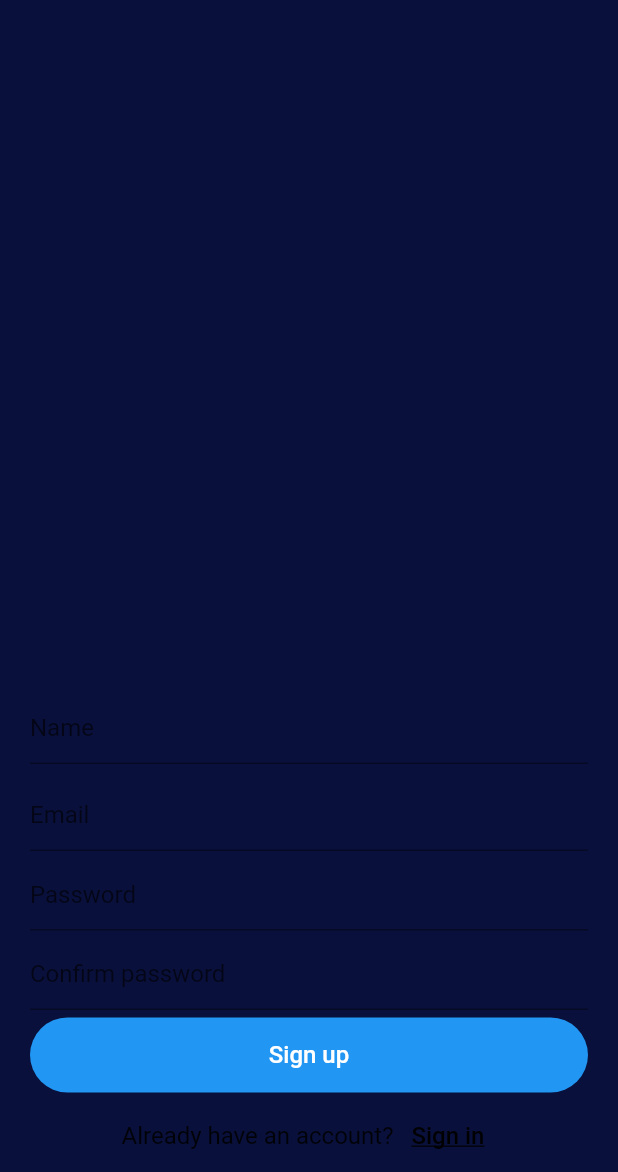
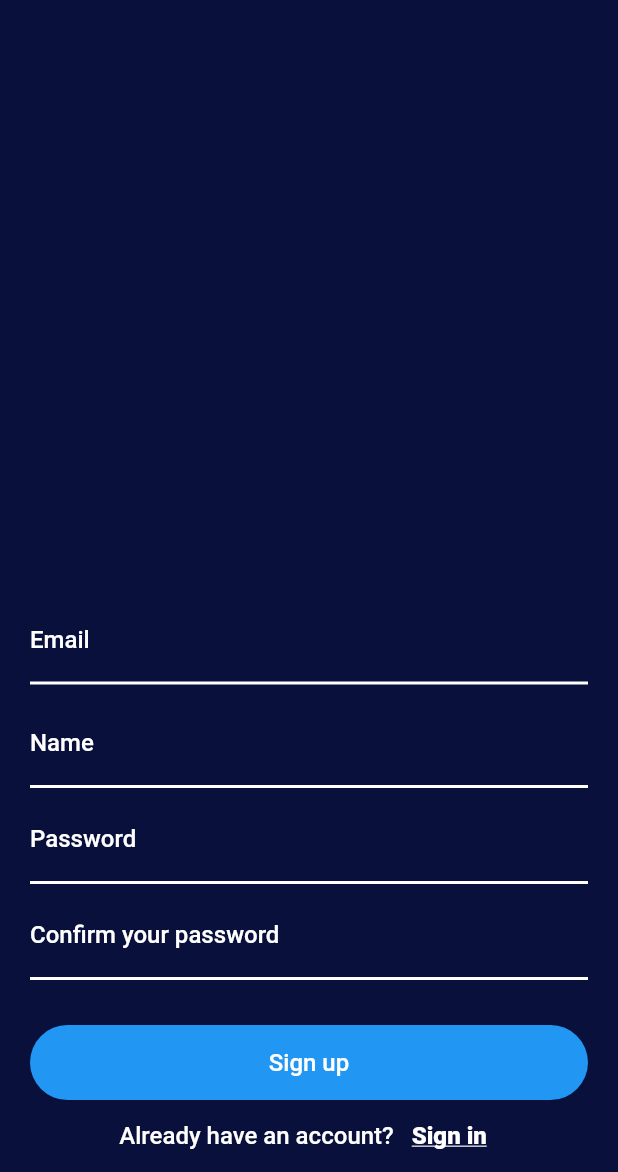
Before and after one commit to Phuc-HuynhTrong/quiz_maker, a Flutter app: the screen it shows after launch, after a tap on "Sign in", after a tap on "Sign up", on a phone screen of 412 x 824 dp, the part 64-1236 px from its top. Run offline on Flutter 3.47's test engine with Material 2 defaults, Android fonts, the phone set to English and light mode, and no system bars; our stand-ins replace cloud_firestore, firebase_auth, firebase_core, firebase_storage, get, image_picker; accounts and stored records are empty.

Commit message:
fix ui  and refactor code of sign up screen

```diff
--- a/lib/screens/athentication/signin.dart
+++ b/lib/screens/athentication/signin.dart
@@ -2,6 +2,7 @@ import 'package:flutter/material.dart';
 import 'package:quiz_maker/screens/home/home.dart';
 import 'package:quiz_maker/screens/athentication/signup.dart';
 import 'package:quiz_maker/services/auth.dart';
+import 'package:quiz_maker/widgets/InputDercoration.dart';
 import 'package:quiz_maker/widgets/appbar.dart';
 import 'package:firebase_core/firebase_core.dart';
 import 'package:quiz_maker/widgets/auth_error.dart';
@@ -73,30 +74,7 @@ class _SignInScreenState extends State<SignInScreen> {
                       validator: (val) {
                         return val!.isEmpty ? 'Enter your email' : null;
                       },
-                      decoration: InputDecoration(
-                        labelText: 'Email',
-                        labelStyle: TextStyle(color: Colors.white),
-                        hintStyle: TextStyle(
-                          color: Color(0xff94fc03),
-                        ),
-                        border: OutlineInputBorder(
-                            borderSide:
-                                BorderSide(color: Colors.red, width: 2)),
-                        enabledBorder: OutlineInputBorder(
-                            borderSide:
-                                BorderSide(color: Colors.white, width: 2)),
-                        focusedBorder: OutlineInputBorder(
-                            borderSide:
-                                BorderSide(color: Color(0xff94fc03), width: 2)),
-                        errorBorder: OutlineInputBorder(
-                            borderSide:
-                                BorderSide(color: Colors.red, width: 2)),
-                        errorStyle: Theme.of(context)
-                            .textTheme
-                            .subtitle1!
-                            .copyWith(
-                            color: Colors.red, fontWeight: FontWeight.w500),
-                      ),
+                      decoration: inputDecoration('Email', context),
                       onChanged: (val) {
                         email = val;
                       },
@@ -109,27 +87,7 @@ class _SignInScreenState extends State<SignInScreen> {
                         validator: (val) {
                           return val!.isEmpty ? 'Enter your password' : null;
                         },
-                        decoration: InputDecoration(
-                          labelText: 'Password',
-                          labelStyle: TextStyle(color: Colors.white),
-                          border: OutlineInputBorder(
-                              borderSide:
-                                  BorderSide(color: Colors.red, width: 2)),
-                          enabledBorder: OutlineInputBorder(
-                              borderSide:
-                                  BorderSide(color: Colors.white, width: 2)),
-                          focusedBorder: OutlineInputBorder(
-                              borderSide: BorderSide(
-                                  color: Color(0xff94fc03), width: 2)),
-                          errorBorder: OutlineInputBorder(
-                              borderSide:
-                                  BorderSide(color: Colors.red, width: 2)),
-                          errorStyle: Theme.of(context)
-                              .textTheme
-                              .subtitle1!
-                              .copyWith(
-                              color: Colors.red, fontWeight: FontWeight.w500),
-                        ),
+                        decoration: inputDecoration('Password', context),
                         onChanged: (val) {
                           password = val;
                         },
@@ -151,7 +109,7 @@ class _SignInScreenState extends State<SignInScreen> {
                           'Sign in',
                           style: TextStyle(
                               color: Colors.white,
-                              fontSize: 16,
+                              fontSize: 18,
                               fontWeight: FontWeight.w500),
                         ),
                         onPressed: () async {
--- a/lib/screens/athentication/signup.dart
+++ b/lib/screens/athentication/signup.dart
@@ -2,6 +2,7 @@ import 'package:flutter/material.dart';
 import 'package:quiz_maker/screens/home/home.dart';
 import 'package:quiz_maker/screens/athentication/signin.dart';
 import 'package:quiz_maker/services/auth.dart';
+import 'package:quiz_maker/widgets/InputDercoration.dart';
 import 'package:quiz_maker/widgets/appbar.dart';
 import 'package:quiz_maker/widgets/auth_error.dart';
 
@@ -30,66 +31,37 @@ class _SignUpScreenState extends State<SignUpScreen> {
         key: _formKey,
         child: Container(
           padding: EdgeInsets.symmetric(horizontal: 20),
-          child: Column(
+          child: ListView(
+            reverse: true,
             children: [
-              Spacer(),
-              TextFormField(
-                validator: (val) {
-                  return val!.isEmpty ? 'Enter your name' : null;
+              Row(
+                mainAxisAlignment: MainAxisAlignment.center,
+                children: [
+                  Text(
+                    "Already have an account? ",
+                    style: TextStyle(
+                        fontSize: 16,
+                        color: Colors.white,
+                        fontWeight: FontWeight.w500),
+                  ),
+                  TextButton(
+                      onPressed: () {
+                        Navigator.pushReplacement(
+                            context,
+                            MaterialPageRoute(
+                              builder: (BuildContext context) =>
+                              const SignInScreen(),
+                            ));
                       },
-                decoration: InputDecoration(
-                  hintText: 'Name',
-                ),
-                onChanged: (val) {
-                  name = val;
-                },
-              ),
-              SizedBox(
-                height: 10,
-              ),
-              TextFormField(
-                validator: (val) {
-                  return val!.isEmpty ? 'Enter your email' : null;
-                },
-                decoration: InputDecoration(
-                  hintText: 'Email',
-                ),
-                onChanged: (val) {
-                  email = val;
-                },
-              ),
-              SizedBox(
-                height: 5,
-              ),
-              TextFormField(
-                validator: (val) {
-                  return val!.isEmpty ? 'Enter your password' : null;
-                },
-                decoration: InputDecoration(
-                  hintText: 'Password',
-                ),
-                onChanged: (val) {
-                  password = val;
-                },
-                obscureText: true,
-              ),
-              SizedBox(
-                height: 5,
-              ),
-              TextFormField(
-                validator: (val) {
-                  return val!.isEmpty ? 'Confirm your password' : null;
-                },
-                decoration: InputDecoration(
-                  hintText: 'Confirm password',
-                ),
-                onChanged: (val) {
-                  confirmpass = val;
-                },
-                obscureText: true,
-              ),
-              SizedBox(
-                height: 5,
+                      child: Text(
+                        "Sign in",
+                        style: TextStyle(
+                            color: Colors.white,
+                            fontSize: 16,
+                            decoration: TextDecoration.underline,
+                            fontWeight: FontWeight.w800),
+                      ))
+                ],
               ),
               Container(
                 width: MediaQuery.of(context).size.width - 40,
@@ -123,34 +95,58 @@ class _SignUpScreenState extends State<SignUpScreen> {
                 ),
               ),
               SizedBox(
+                height: 30,
+              ),
+              TextFormField(
+                validator: (val) {
+                  return val!.isEmpty ? 'Confirm your password' : null;
+                },
+                decoration: inputDecoration('Confirm your password', context),
+                onChanged: (val) {
+                  confirmpass = val;
+                },
+                obscureText: true,
+              ),
+              SizedBox(
                 height: 5,
               ),
-              Row(
-                mainAxisAlignment: MainAxisAlignment.center,
-                children: [
-                  Text(
-                    "Already have an account? ",
-                    style: TextStyle(fontSize: 16),
+              TextFormField(
+                validator: (val) {
+                  return val!.isEmpty ? 'Enter your password' : null;
+                },
+                decoration: inputDecoration("Password", context),
+                onChanged: (val) {
+                  password = val;
+                },
+                obscureText: true,
               ),
-                  TextButton(
-                      onPressed: () {
-                        Navigator.pushReplacement(
-                            context,
-                            MaterialPageRoute(
-                              builder: (BuildContext context) =>
-                                  const SignInScreen(),
-                            ));
+              SizedBox(
+                height: 5,
+              ),
+              TextFormField(
+                validator: (val) {
+                  return val!.isEmpty ? 'Enter your name' : null;
                 },
-                      child: Text(
-                        "Sign in",
-                        style: TextStyle(
-                          color: Colors.black,
-                          fontSize: 16,
-                          decoration: TextDecoration.underline,
+                decoration: inputDecoration('Name', context),
+                onChanged: (val) {
+                  name = val;
+                },
               ),
-                      ))
-                ],
-              )
+              SizedBox(
+                height: 10,
+              ),
+              TextFormField(
+                validator: (val) {
+                  return val!.isEmpty ? 'Enter your email' : null;
+                },
+                decoration: inputDecoration("Email", context),
+                onChanged: (val) {
+                  email = val;
+                },
+              ),
+              SizedBox(
+                height: 5,
+              ),
             ],
           ),
         ),
--- /dev/null
+++ b/lib/widgets/InputDercoration.dart
@@ -0,0 +1,25 @@
+import 'package:flutter/material.dart';
+InputDecoration inputDecoration(String label, BuildContext context){
+  return InputDecoration(
+    labelText: label,
+    labelStyle: TextStyle(
+        color: Colors.white, fontWeight: FontWeight.w500),
+    border: UnderlineInputBorder(
+        borderSide:
+        BorderSide(color: Colors.red, width: 2)),
+    enabledBorder: UnderlineInputBorder(
+        borderSide:
+        BorderSide(color: Colors.white, width: 2)),
+    focusedBorder: UnderlineInputBorder(
+        borderSide: BorderSide(
+            color: Color(0xff94fc03), width: 2)),
+    errorBorder: UnderlineInputBorder(
+        borderSide:
+        BorderSide(color: Colors.red, width: 2)),
+    errorStyle: Theme.of(context)
+        .textTheme
+        .subtitle1!
+        .copyWith(
+        color: Colors.red, fontWeight: FontWeight.w500),
+  );
+}
```
Lines whose indentation alone changed are shown as unchanged.
